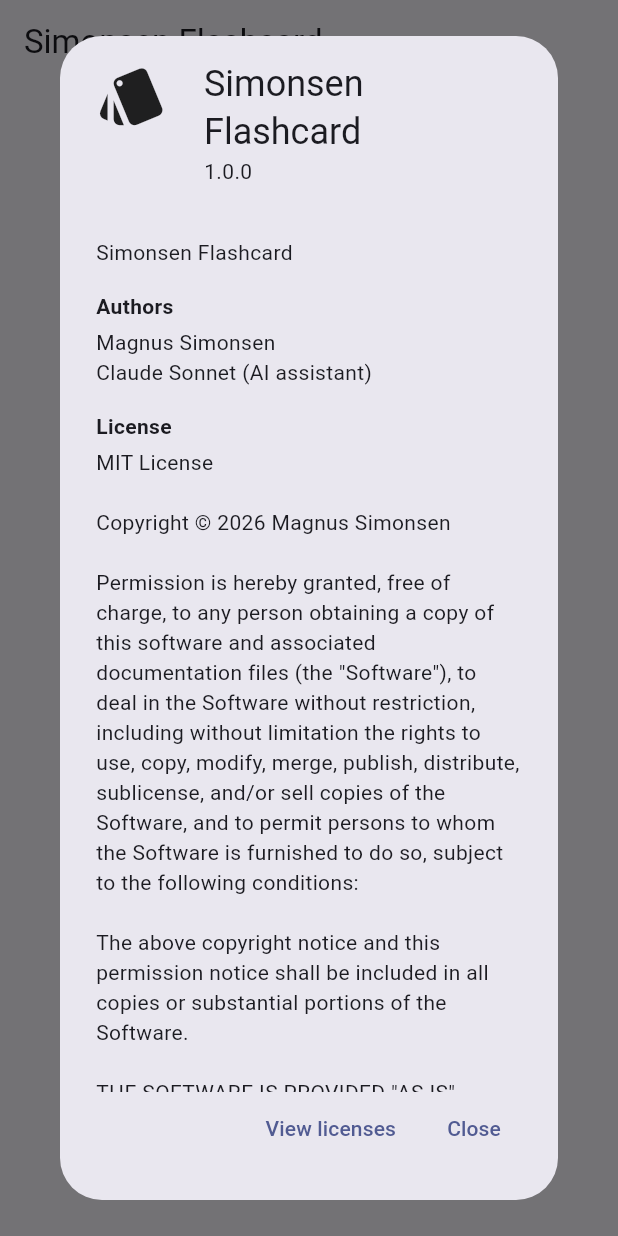
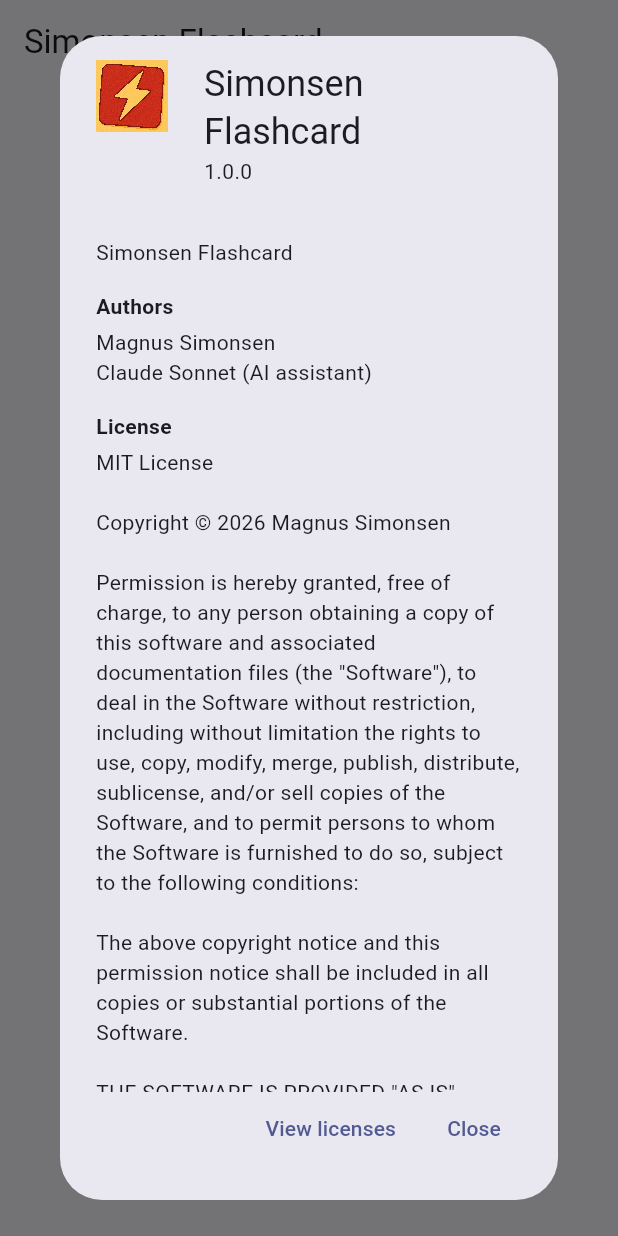
Before and after one commit to magnussimonsen/simonsenflashcard, a Flutter app: the HomeScreen screen opened directly, after a tap on "About", on a phone screen of 412 x 824 dp. Run offline on Flutter 3.47's test engine with Material 3 defaults, Android fonts, the phone set to English and light mode, and no system bars; our stand-ins replace audioplayers, yaml; missing offline and left inert: file_selector, flutter_math_fork.

Commit message:
feat: update app icons and logo assets for improved branding

```diff
--- a/lib/ui/shared/about_dialog.dart
+++ b/lib/ui/shared/about_dialog.dart
@@ -7,7 +7,12 @@ void showAboutAppDialog(BuildContext context) {
     context: context,
     applicationName: 'Simonsen Flashcard',
     applicationVersion: '1.0.0',
-    applicationIcon: const Icon(Icons.style, size: 48),
+    applicationIcon: Image.asset(
+      'lib/logo/logo.png',
+      width: 48,
+      height: 48,
+      filterQuality: FilterQuality.high,
+    ),
     children: [
       const Text(appTitle),
       const SizedBox(height: 16),
--- a/pubspec.yaml
+++ b/pubspec.yaml
@@ -79,6 +79,9 @@ flutter:
   uses-material-design: true
 
   assets:
+    # ── App logo (used in UI/About dialog, etc.) ────────────────────────────
+    - lib/logo/logo.png
+
     # ── Shipped example decks ────────────────────────────────────────────────
     # To ship a new deck: add its folder under assets/decks/ then list its
     # files below.  The app discovers all bundled decks at runtime via
```
Also changed, not shown: lib/logo/Copilot_20260319_234240.png (deleted), lib/logo/logo.png, 39 other files.
